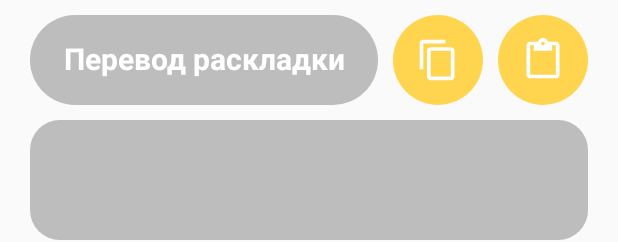
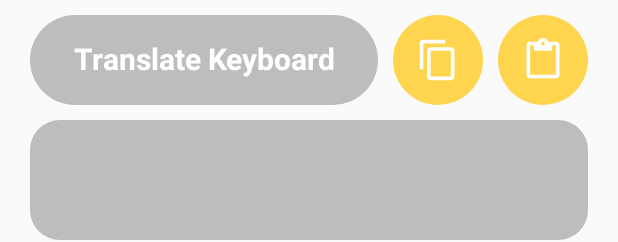
Before and after one commit to NetherQuartz/TranslateKeyboardApp, an Android app: the layout activity_main.xml on its own in the app's theme, with its tools: preview values and no code run, on a phone screen of 412 x 824 dp. Shown: the top 242 px of the screen. Run offline under Robolectric (Android 15) with nearby library versions, the phone set to English and light mode, and no system bars.

Commit message:
Add English locale

```diff
--- a/app/src/main/res/values/strings.xml
+++ b/app/src/main/res/values/strings.xml
@@ -1,8 +1,8 @@
 <resources>
-    <string name="app_name">Перевод раскладки</string>
-    <string name="ambiguous_text">Продолжайте вводить…</string>
-    <string name="copied">Скопировано!</string>
+    <string name="app_name">Translate Keyboard</string>
+    <string name="ambiguous_text">Go on typing…</string>
+    <string name="copied">Copied!</string>
 
-    <string name="copyBtn">Скопировать</string>
-    <string name="pasteBtn">Вставить</string>
+    <string name="copyBtn">Copy</string>
+    <string name="pasteBtn">Paste</string>
 </resources>
```
Also changed, not shown: 1 other file.
